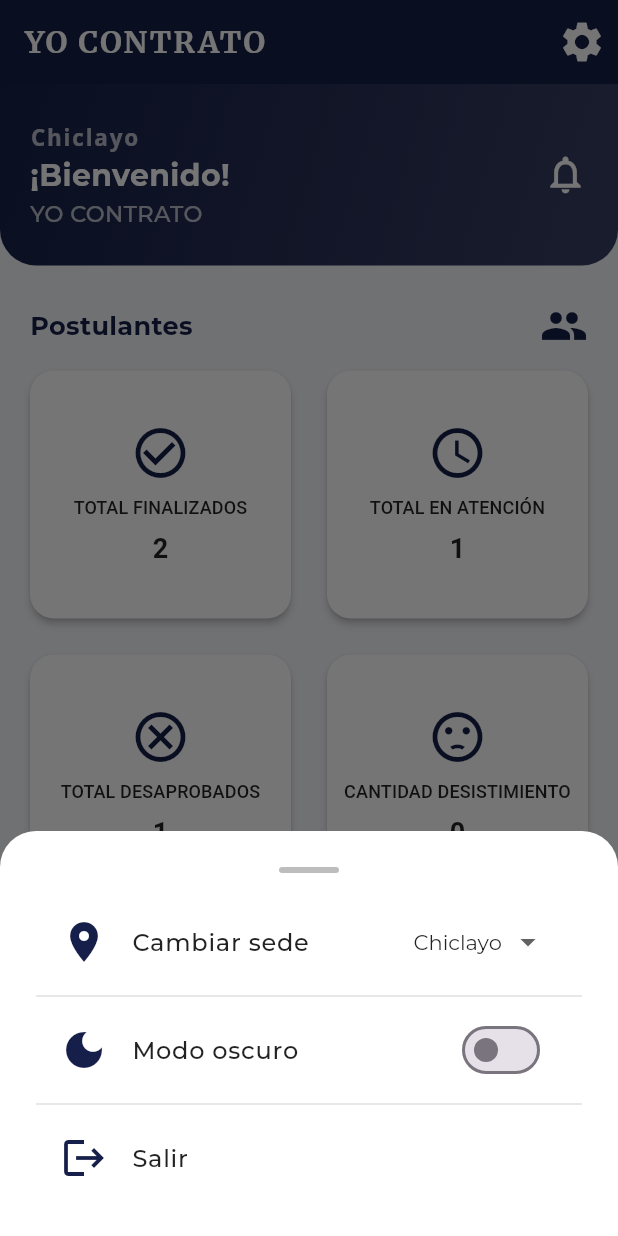
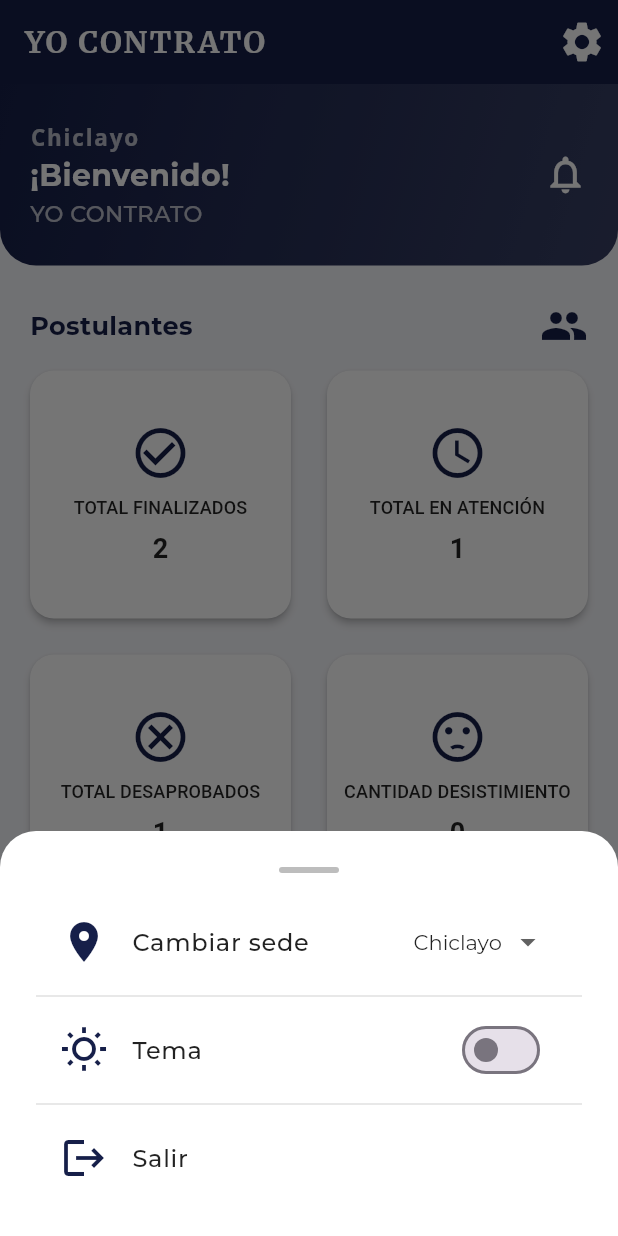
Before and after one commit to FabrizioOMG7/YoContrato, a Flutter app: the screen it shows after launch, after a tap on "Iniciar Sesión", after a tap on the "settings" icon, on a phone screen of 412 x 824 dp. Run offline on Flutter 3.47's test engine with Material 3 defaults, Android fonts, the phone set to English and light mode, and no system bars; our stand-ins replace bloc, equatable, flutter_bloc, google_fonts.

Commit message:
Cambio en el diseño dashboard

```diff
--- a/lib/presentation/pages/dashboard_page.dart
+++ b/lib/presentation/pages/dashboard_page.dart
@@ -1,4 +1,3 @@
-// lib/presentation/pages/dashboard_page.dart
 import 'package:flutter/material.dart';
 import 'package:flutter_bloc/flutter_bloc.dart';
 import 'package:google_fonts/google_fonts.dart';
@@ -225,12 +224,14 @@ class _DashboardPageState extends State<DashboardPage> with SingleTickerProvider
         decoration: BoxDecoration(
           boxShadow: [
             BoxShadow(
-              color: Colors.black.withOpacity(0.12),
-              blurRadius: 10,
-              offset: const Offset(0, -2),
+              color: Colors.black.withOpacity(0.18),
+              blurRadius: 16,
+              offset: const Offset(0, -4),
             ),
           ],
         ),
+        child: Padding(
+          padding: const EdgeInsets.only(bottom: 6, top: 2),
           child: BottomNavigationBar(
             backgroundColor: isDarkMode ? const Color(0xFF030F0F) : AppTheme.primary,
             selectedItemColor: Colors.white,
@@ -248,8 +249,10 @@ class _DashboardPageState extends State<DashboardPage> with SingleTickerProvider
               BottomNavigationBarItem(icon: Icon(Icons.menu), label: 'Menú'),
               BottomNavigationBarItem(icon: Icon(Icons.search), label: 'Buscar'),
               BottomNavigationBarItem(icon: Icon(Icons.home), label: 'Inicio'),
-            BottomNavigationBarItem(icon: Icon(Icons.person), label: 'Perfil'),
+              BottomNavigationBarItem(icon: Icon(Icons.person_add_alt_1), label: 'Agregar'),
+              BottomNavigationBarItem(icon: Icon(Icons.sync), label: 'Sincronizar'),
             ],
+          ),
         ),
       ),
     );
@@ -365,6 +368,7 @@ class _DashboardPageState extends State<DashboardPage> with SingleTickerProvider
                   DropdownMenuItem(value: "Chiclayo", child: Text("Chiclayo")),
                   DropdownMenuItem(value: "Lima", child: Text("Lima")),
                   DropdownMenuItem(value: "Arequipa", child: Text("Arequipa")),
+                  DropdownMenuItem(value: "Trujillo", child: Text("Trujillo")),
                 ],
                 onChanged: (value) {
                   if (value != null) {
@@ -378,9 +382,12 @@ class _DashboardPageState extends State<DashboardPage> with SingleTickerProvider
             ),
             Divider(color: isDarkMode ? Colors.white24 : Colors.grey[300]),
             SwitchListTile(
-              secondary: Icon(Icons.dark_mode, color: iconColor),
+              secondary: Icon(
+                isDarkMode ? Icons.nightlight_round : Icons.wb_sunny_outlined,
+                color: iconColor,
+              ),
               title: Text(
-                isDarkMode ? "Modo claro" : "Modo oscuro",
+                "Tema",
                 style: GoogleFonts.montserrat(color: textColor, fontWeight: FontWeight.w500),
               ),
               value: isDarkMode,
```
Lines whose indentation alone changed are shown as unchanged.
